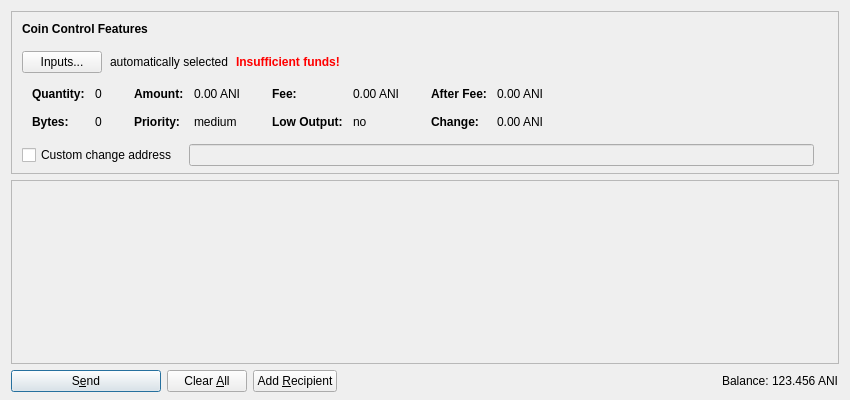
Above: src/qt/forms/sendcoinsdialog.ui from Animecointeam/Animecoin before the change. Below: the same form after it.
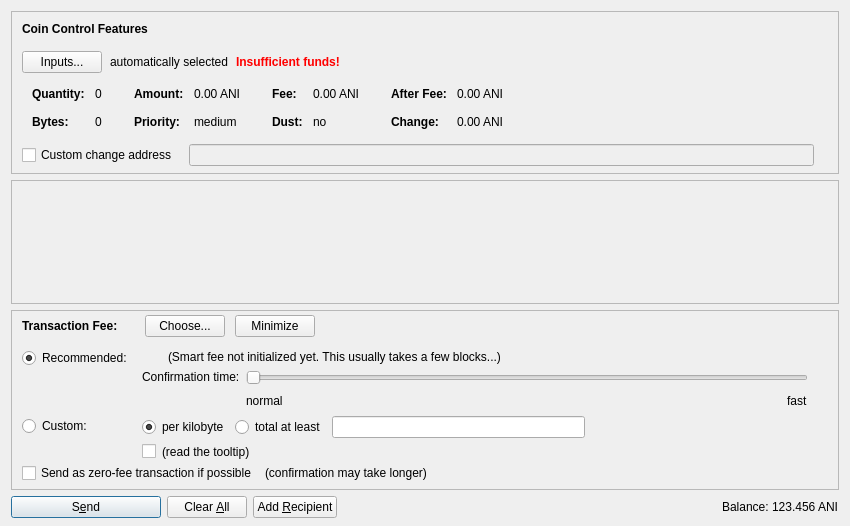
That is the form after the change. Icons and pictures are not drawn. Custom widgets are drawn as their Qt base class.

Diff of the .ui file:
```diff
--- a/src/qt/forms/sendcoinsdialog.ui
+++ b/src/qt/forms/sendcoinsdialog.ui
@@ -7,13 +7,13 @@
     <x>0</x>
     <y>0</y>
     <width>850</width>
-    <height>400</height>
+    <height>526</height>
    </rect>
   </property>
   <property name="windowTitle">
    <string>Send Coins</string>
   </property>
-  <layout class="QVBoxLayout" name="verticalLayout" stretch="0,1,0">
+  <layout class="QVBoxLayout" name="verticalLayout" stretch="0,1,0,0">
    <property name="bottomMargin">
     <number>8</number>
    </property>
@@ -417,7 +417,7 @@
                   </font>
                  </property>
                  <property name="text">
-                  <string>Low Output:</string>
+                  <string>Dust:</string>
                  </property>
                 </widget>
                </item>
@@ -614,7 +614,7 @@
         <x>0</x>
         <y>0</y>
         <width>830</width>
-        <height>178</height>
+        <height>68</height>
        </rect>
       </property>
       <layout class="QVBoxLayout" name="verticalLayout_2" stretch="0,1">
@@ -654,6 +654,590 @@
      </widget>
     </widget>
    </item>
+   <item>
+    <widget class="QFrame" name="frameFee">
+     <property name="sizePolicy">
+      <sizepolicy hsizetype="Expanding" vsizetype="Expanding">
+       <horstretch>0</horstretch>
+       <verstretch>0</verstretch>
+      </sizepolicy>
+     </property>
+     <property name="maximumSize">
+      <size>
+       <width>16777215</width>
+       <height>16777215</height>
+      </size>
+     </property>
+     <property name="frameShape">
+      <enum>QFrame::StyledPanel</enum>
+     </property>
+     <property name="frameShadow">
+      <enum>QFrame::Sunken</enum>
+     </property>
+     <layout class="QVBoxLayout" name="verticalLayoutFee1">
+      <property name="spacing">
+       <number>0</number>
+      </property>
+      <property name="leftMargin">
+       <number>0</number>
+      </property>
+      <property name="topMargin">
+       <number>0</number>
+      </property>
+      <property name="rightMargin">
+       <number>0</number>
+      </property>
+      <property name="bottomMargin">
+       <number>0</number>
+      </property>
+      <item>
+       <layout class="QVBoxLayout" name="verticalLayoutFee2" stretch="0,0,0">
+        <property name="spacing">
+         <number>0</number>
+        </property>
+        <property name="leftMargin">
+         <number>10</number>
+        </property>
+        <property name="topMargin">
+         <number>0</number>
+        </property>
+        <item>
+         <layout class="QHBoxLayout" name="horizontalLayoutFee1">
+          <property name="bottomMargin">
+           <number>0</number>
+          </property>
+          <item>
+           <layout class="QVBoxLayout" name="verticalLayoutFee7">
+            <property name="spacing">
+             <number>0</number>
+            </property>
+            <item>
+             <spacer name="verticalSpacerSmartFee">
+              <property name="orientation">
+               <enum>Qt::Vertical</enum>
+              </property>
+              <property name="sizeType">
+               <enum>QSizePolicy::Fixed</enum>
+              </property>
+              <property name="sizeHint" stdset="0">
+               <size>
+                <width>1</width>
+                <height>4</height>
+               </size>
+              </property>
+             </spacer>
+            </item>
+            <item>
+             <layout class="QHBoxLayout" name="horizontalLayoutSmartFee">
+              <property name="spacing">
+               <number>10</number>
+              </property>
+              <item>
+               <widget class="QLabel" name="labelFeeHeadline">
+                <property name="sizePolicy">
+                 <sizepolicy hsizetype="Preferred" vsizetype="Maximum">
+                  <horstretch>0</horstretch>
+                  <verstretch>0</verstretch>
+                 </sizepolicy>
+                </property>
+                <property name="font">
+                 <font>
+                  <weight>75</weight>
+                  <bold>true</bold>
+                 </font>
+                </property>
+                <property name="styleSheet">
+                 <string notr="true">font-weight:bold;</string>
+                </property>
+                <property name="text">
+                 <string>Transaction Fee:</string>
+                </property>
+               </widget>
+              </item>
+              <item>
+               <widget class="QLabel" name="labelFeeMinimized">
+                <property name="text">
+                 <string/>
+                </property>
+               </widget>
+              </item>
+              <item>
+               <widget class="QPushButton" name="buttonChooseFee">
+                <property name="text">
+                 <string>Choose...</string>
+                </property>
+               </widget>
+              </item>
+              <item>
+               <widget class="QPushButton" name="buttonMinimizeFee">
+                <property name="toolTip">
+                 <string>collapse fee-settings</string>
+                </property>
+                <property name="text">
+                 <string>Minimize</string>
+                </property>
+               </widget>
+              </item>
+             </layout>
+            </item>
+            <item>
+             <spacer name="verticalSpacer_5">
+              <property name="orientation">
+               <enum>Qt::Vertical</enum>
+              </property>
+              <property name="sizeHint" stdset="0">
+               <size>
+                <width>1</width>
+                <height>1</height>
+               </size>
+              </property>
+             </spacer>
+            </item>
+           </layout>
+          </item>
+          <item>
+           <spacer name="horizontalSpacer_4">
+            <property name="orientation">
+             <enum>Qt::Horizontal</enum>
+            </property>
+            <property name="sizeHint" stdset="0">
+             <size>
+              <width>40</width>
+              <height>20</height>
+             </size>
+            </property>
+           </spacer>
+          </item>
+         </layout>
+        </item>
+        <item>
+         <widget class="QFrame" name="frameFeeSelection">
+          <layout class="QVBoxLayout" name="verticalLayoutFee12">
+           <property name="spacing">
+            <number>0</number>
+           </property>
+           <property name="leftMargin">
+            <number>0</number>
+           </property>
+           <property name="topMargin">
+            <number>0</number>
+           </property>
+           <property name="rightMargin">
+            <number>0</number>
+           </property>
+           <property name="bottomMargin">
+            <number>0</number>
+           </property>
+           <item>
+            <layout class="QGridLayout" name="gridLayoutFee">
+             <property name="topMargin">
+              <number>10</number>
+             </property>
+             <property name="bottomMargin">
+              <number>4</number>
+             </property>
+             <property name="horizontalSpacing">
+              <number>10</number>
+             </property>
+             <property name="verticalSpacing">
+              <number>4</number>
+             </property>
+             <item row="1" column="1">
+              <layout class="QVBoxLayout" name="verticalLayoutFee8">
+               <property name="spacing">
+                <number>6</number>
+               </property>
+               <item>
+                <layout class="QHBoxLayout" name="horizontalLayoutFee13">
+                 <item>
+                  <widget class="QRadioButton" name="radioCustomPerKilobyte">
+                   <property name="toolTip">
+                    <string>If the custom fee is set to 1000 satoshis and the transaction is only 250 bytes, then &quot;per kilobyte&quot; only pays 250 satoshis in fee, while &quot;at least&quot; pays 1000 satoshis. For transactions bigger than a kilobyte both pay by kilobyte.</string>
+                   </property>
+                   <property name="text">
+                    <string>per kilobyte</string>
+                   </property>
+                   <property name="checked">
+                    <bool>true</bool>
+                   </property>
+                   <attribute name="buttonGroup">
+                    <string notr="true">groupCustomFee</string>
+                   </attribute>
+                  </widget>
+                 </item>
+                 <item>
+                  <widget class="QRadioButton" name="radioCustomAtLeast">
+                   <property name="toolTip">
+                    <string>If the custom fee is set to 1000 satoshis and the transaction is only 250 bytes, then &quot;per kilobyte&quot; only pays 250 satoshis in fee, while &quot;total at least&quot; pays 1000 satoshis. For transactions bigger than a kilobyte both pay by kilobyte.</string>
+                   </property>
+                   <property name="text">
+                    <string>total at least</string>
+                   </property>
+                   <attribute name="buttonGroup">
+                    <string notr="true">groupCustomFee</string>
+                   </attribute>
+                  </widget>
+                 </item>
+                 <item>
+                  <widget class="BitcoinAmountField" name="customFee"/>
+                 </item>
+                 <item>
+                  <spacer name="horizontalSpacer_6">
+                   <property name="orientation">
+                    <enum>Qt::Horizontal</enum>
+                   </property>
+                   <property name="sizeHint" stdset="0">
+                    <size>
+                     <width>1</width>
+                     <height>1</height>
+                    </size>
+                   </property>
+                  </spacer>
+                 </item>
+                </layout>
+               </item>
+               <item>
+                <layout class="QHBoxLayout" name="horizontalLayoutFee8">
+                 <item>
+                  <widget class="QCheckBox" name="checkBoxMinimumFee">
+                   <property name="toolTip">
+                    <string>Paying only the minimum fee is just fine as long as there is less transaction volume than space in the blocks. But be aware that this can end up in a never confirming transaction once there is more demand for bitcoin transactions than the network can process.</string>
+                   </property>
+                   <property name="text">
+                    <string/>
+                   </property>
+                  </widget>
+                 </item>
+                 <item>
+                  <widget class="QLabel" name="labelMinFeeWarning">
+                   <property name="enabled">
+                    <bool>true</bool>
+                   </property>
+                   <property name="toolTip">
+                    <string>Paying only the minimum fee is just fine as long as there is less transaction volume than space in the blocks. But be aware that this can end up in a never confirming transaction once there is more demand for bitcoin transactions than the network can process.</string>
+                   </property>
+                   <property name="text">
+                    <string>(read the tooltip)</string>
+                   </property>
+                   <property name="margin">
+                    <number>5</number>
+                   </property>
+                  </widget>
+                 </item>
+                 <item>
+                  <spacer name="horizontalSpacer_2">
+                   <property name="orientation">
+                    <enum>Qt::Horizontal</enum>
+                   </property>
+                   <property name="sizeHint" stdset="0">
+                    <size>
+                     <width>1</width>
+                     <height>1</height>
+                    </size>
+                   </property>
+                  </spacer>
+                 </item>
+                </layout>
+               </item>
+              </layout>
+             </item>
+             <item row="0" column="0">
+              <layout class="QVBoxLayout" name="verticalLayoutFee4" stretch="0,1">
+               <item>
+                <widget class="QRadioButton" name="radioSmartFee">
+                 <property name="text">
+                  <string>Recommended:</string>
+                 </property>
+                 <property name="checked">
+                  <bool>true</bool>
+                 </property>
+                 <attribute name="buttonGroup">
+                  <string notr="true">groupFee</string>
+                 </attribute>
+                </widget>
+               </item>
+               <item>
+                <spacer name="verticalSpacer_2">
+                 <property name="orientation">
+                  <enum>Qt::Vertical</enum>
+                 </property>
+                 <property name="sizeHint" stdset="0">
+                  <size>
+                   <width>1</width>
+                   <height>1</height>
+                  </size>
+                 </property>
+                </spacer>
+               </item>
+              </layout>
+             </item>
+             <item row="1" column="0">
+              <layout class="QVBoxLayout" name="verticalLayoutFee9" stretch="0,1">
+               <item>
+                <widget class="QRadioButton" name="radioCustomFee">
+                 <property name="text">
+                  <string>Custom:</string>
+                 </property>
+                 <attribute name="buttonGroup">
+                  <string notr="true">groupFee</string>
+                 </attribute>
+                </widget>
+               </item>
+               <item>
+                <spacer name="verticalSpacer_6">
+                 <property name="orientation">
+                  <enum>Qt::Vertical</enum>
+                 </property>
+                 <property name="sizeHint" stdset="0">
+                  <size>
+                   <width>1</width>
+                   <height>1</height>
+                  </size>
+                 </property>
+                </spacer>
+               </item>
+              </layout>
+             </item>
+             <item row="0" column="1">
+              <layout class="QVBoxLayout" name="verticalLayoutFee3" stretch="0,0,1">
+               <property name="spacing">
+                <number>6</number>
+               </property>
+               <property name="topMargin">
+                <number>2</number>
+               </property>
+               <item>
+                <layout class="QHBoxLayout" name="horizontalLayoutFee12">
+                 <item>
+                  <widget class="QLabel" name="labelSmartFee">
+                   <property name="text">
+                    <string/>
+                   </property>
+                   <property name="margin">
+                    <number>2</number>
+                   </property>
+                  </widget>
+                 </item>
+                 <item>
+                  <widget class="QLabel" name="labelFeeEstimation">
+                   <property name="text">
+                    <string/>
+                   </property>
+                  </widget>
+                 </item>
+                 <item>
+                  <widget class="QLabel" name="labelSmartFee2">
+                   <property name="text">
+                    <string>(Smart fee not initialized yet. This usually takes a few blocks...)</string>
+                   </property>
+                   <property name="margin">
+                    <number>2</number>
+                   </property>
+                  </widget>
+                 </item>
+                 <item>
+                  <spacer name="horizontalSpacer_5">
+                   <property name="orientation">
+                    <enum>Qt::Horizontal</enum>
+                   </property>
+                   <property name="sizeHint" stdset="0">
+                    <size>
+                     <width>1</width>
+                     <height>1</height>
+                    </size>
+                   </property>
+                  </spacer>
+                 </item>
+                </layout>
+               </item>
+               <item>
+                <layout class="QHBoxLayout" name="horizontalLayoutFee9">
+                 <item>
+                  <layout class="QVBoxLayout" name="verticalLayoutFee6">
+                   <item>
+                    <widget class="QLabel" name="labelSmartFee3">
+                     <property name="text">
+                      <string>Confirmation time:</string>
+                     </property>
+                     <property name="margin">
+                      <number>2</number>
+                     </property>
+                    </widget>
+                   </item>
+                   <item>
+                    <spacer name="verticalSpacer_3">
+                     <property name="orientation">
+                      <enum>Qt::Vertical</enum>
+                     </property>
+                     <property name="sizeHint" stdset="0">
+                      <size>
+                       <width>1</width>
+                       <height>1</height>
+                      </size>
+                     </property>
+                    </spacer>
+                   </item>
+                  </layout>
+                 </item>
+                 <item>
+                  <layout class="QVBoxLayout" name="verticalLayoutFee5">
+                   <property name="rightMargin">
+                    <number>30</number>
+                   </property>
+                   <item>
+                    <widget class="QSlider" name="sliderSmartFee">
+                     <property name="minimum">
+                      <number>0</number>
+                     </property>
+                     <property name="maximum">
+                      <number>24</number>
+                     </property>
+                     <property name="pageStep">
+                      <number>1</number>
+                     </property>
+                     <property name="value">
+                      <number>0</number>
+                     </property>
+                     <property name="orientation">
+                      <enum>Qt::Horizontal</enum>
+                     </property>
+                     <property name="invertedAppearance">
+                      <bool>false</bool>
+                     </property>
+                     <property name="invertedControls">
+                      <bool>false</bool>
+                     </property>
+                     <property name="tickPosition">
+                      <enum>QSlider::NoTicks</enum>
+                     </property>
+                    </widget>
+                   </item>
+                   <item>
+                    <layout class="QHBoxLayout" name="horizontalLayoutFee10">
+                     <item>
+                      <widget class="QLabel" name="labelSmartFeeNormal">
+                       <property name="text">
+                        <string>normal</string>
+                       </property>
+                      </widget>
+                     </item>
+                     <item>
+                      <spacer name="horizontalSpacer_3">
+                       <property name="orientation">
+                        <enum>Qt::Horizontal</enum>
+                       </property>
+                       <property name="sizeHint" stdset="0">
+                        <size>
+                         <width>40</width>
+                         <height>20</height>
+                        </size>
+                       </property>
+                      </spacer>
+                     </item>
+                     <item>
+                      <widget class="QLabel" name="labelSmartFeeFast">
+                       <property name="text">
+                        <string>fast</string>
+                       </property>
+                      </widget>
+                     </item>
+                    </layout>
+                   </item>
+                  </layout>
+                 </item>
+                </layout>
+               </item>
+               <item>
+                <spacer name="verticalSpacer_4">
+                 <property name="orientation">
+                  <enum>Qt::Vertical</enum>
+                 </property>
+                 <property name="sizeHint" stdset="0">
+                  <size>
+                   <width>1</width>
+                   <height>1</height>
+                  </size>
+                 </property>
+                </spacer>
+               </item>
+              </layout>
+             </item>
+            </layout>
+           </item>
+           <item>
+            <layout class="QHBoxLayout" name="horizontalLayoutFee5" stretch="0,0,0">
+             <property name="spacing">
+              <number>8</number>
+             </property>
+             <property name="bottomMargin">
+              <number>4</number>
+             </property>
+             <item>
+              <widget class="QCheckBox" name="checkBoxFreeTx">
+               <property name="text">
+                <string>Send as zero-fee transaction if possible</string>
+               </property>
+              </widget>
+             </item>
+             <item>
+              <widget class="QLabel" name="labelFreeTx">
+               <property name="text">
+                <string>(confirmation may take longer)</string>
+               </property>
+               <property name="margin">
+                <number>5</number>
+               </property>
+              </widget>
+             </item>
+             <item>
+              <spacer name="horizontalSpacerFee5">
+               <property name="orientation">
+                <enum>Qt::Horizontal</enum>
+               </property>
+               <property name="sizeHint" stdset="0">
+                <size>
+                 <width>1</width>
+                 <height>1</height>
+                </size>
+               </property>
+              </spacer>
+             </item>
+            </layout>
+           </item>
+           <item>
+            <spacer name="verticalSpacerFee2">
+             <property name="orientation">
+              <enum>Qt::Vertical</enum>
+             </property>
+             <property name="sizeHint" stdset="0">
+              <size>
+               <width>1</width>
+               <height>1</height>
+              </size>
+             </property>
+            </spacer>
+           </item>
+          </layout>
+         </widget>
+        </item>
+        <item>
+         <spacer name="verticalSpacerFee">
+          <property name="orientation">
+           <enum>Qt::Vertical</enum>
+          </property>
+          <property name="sizeHint" stdset="0">
+           <size>
+            <width>800</width>
+            <height>1</height>
+           </size>
+          </property>
+         </spacer>
+        </item>
+       </layout>
+      </item>
+     </layout>
+    </widget>
+   </item>
    <item>
     <layout class="QHBoxLayout" name="horizontalLayout">
      <item>
@@ -674,6 +1258,9 @@
         <iconset resource="../bitcoin.qrc">
          <normaloff>:/icons/send</normaloff>:/icons/send</iconset>
        </property>
+       <property name="autoDefault">
+        <bool>false</bool>
+       </property>
        <property name="default">
         <bool>true</bool>
        </property>
@@ -784,7 +1371,13 @@
    <extends>QLineEdit</extends>
    <header>qvalidatedlineedit.h</header>
   </customwidget>
- </customwidgets>
+  <customwidget>
+   <class>BitcoinAmountField</class>
+   <extends>QLineEdit</extends>
+   <header>bitcoinamountfield.h</header>
+   <container>1</container>
+  </customwidget>
+  </customwidgets>
  <resources>
   <include location="../bitcoin.qrc"/>
  </resources>
```
Left out of the diff: 10 changed lines with no effect on the pictures.
